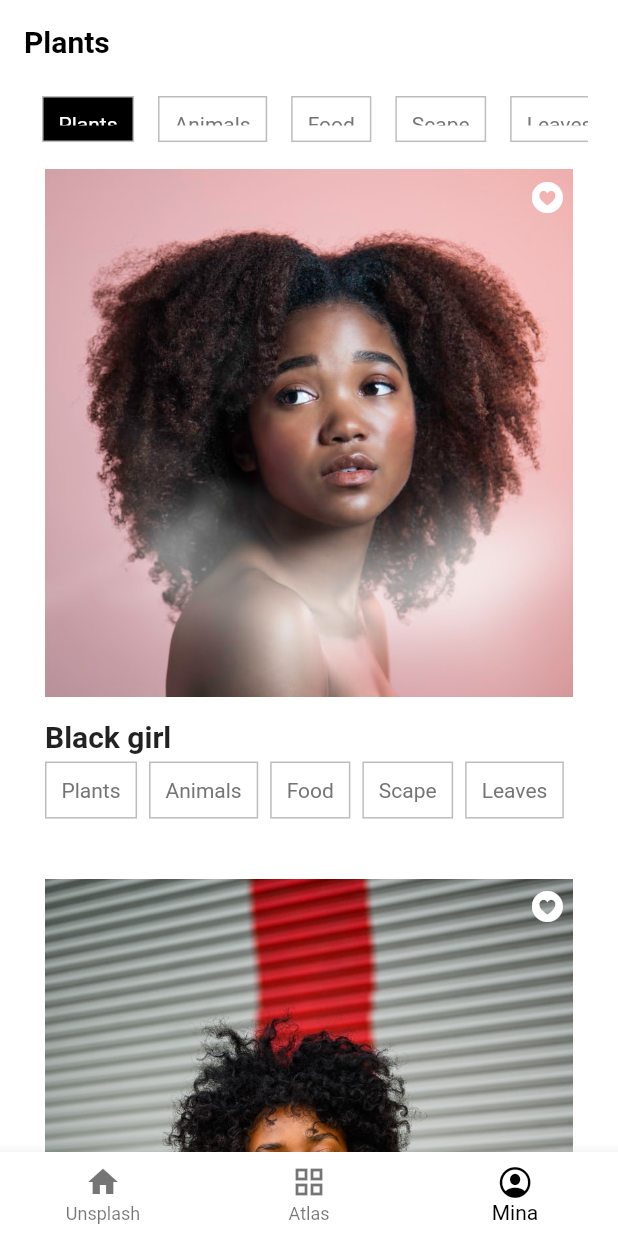
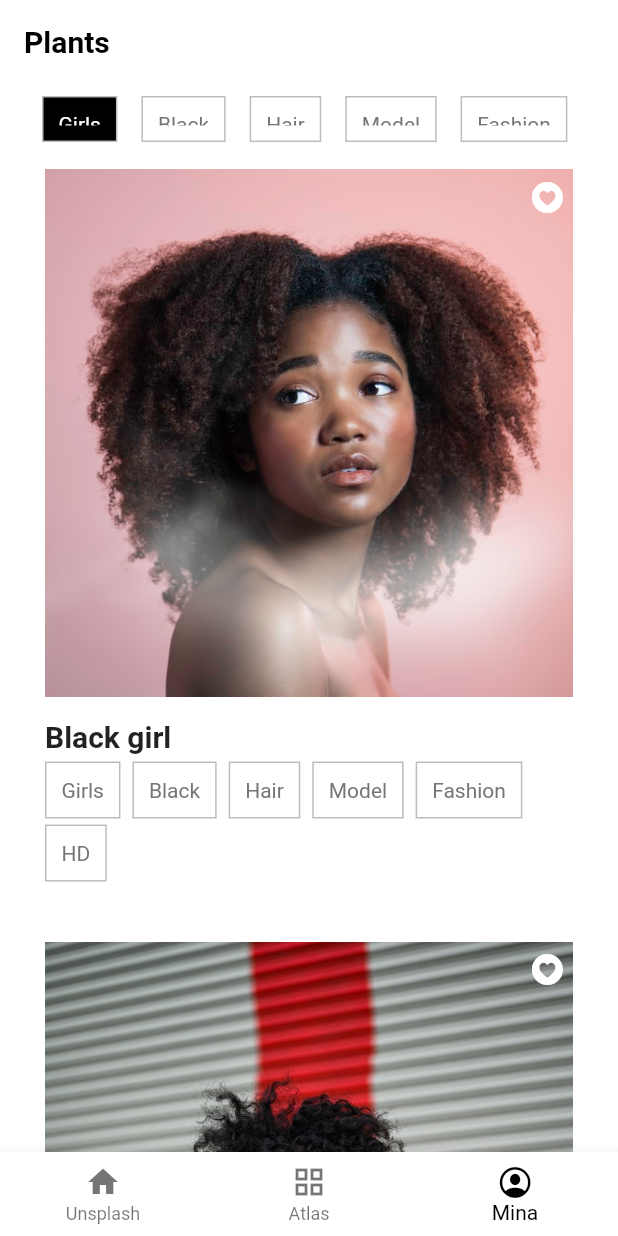
Before and after one commit to plunex/elite_102_flutter, a Flutter app: the screen it shows after launch, swiped to page 3, on a phone screen of 412 x 824 dp. Run offline on Flutter 3.47's test engine with Material 2 defaults, Android fonts, the phone set to English and light mode, and no system bars.

Commit message:
screenshots added

```diff
--- a/lib/pages/mina.dart
+++ b/lib/pages/mina.dart
@@ -6,7 +6,15 @@ import 'package:flutter/cupertino.dart';
 import 'package:flutter/material.dart';
 
 class Mina extends StatelessWidget {
-  List<String> categories = ['Plants', 'Animals', 'Food', 'Scape', 'Leaves'];
+  // List<String> categories = ['Plants', 'Animals', 'Food', 'Scape', 'Leaves'];
+  List<String> categories = [
+    'Girls',
+    'Black',
+    'Hair',
+    'Model',
+    'Fashion',
+    'HD'
+  ];
 
   @override
   Widget build(BuildContext context) {
@@ -53,7 +61,7 @@ class Mina extends StatelessWidget {
             child: Padding(
               padding: const EdgeInsets.symmetric(horizontal: 30),
               child: ListView.builder(
-                itemCount: 6,
+                itemCount: 8,
                 itemBuilder: (context, index) {
                   return Stack(
                     children: [
```
Also changed, not shown: lib/model/featured_model.dart (+7 -6 lines).
